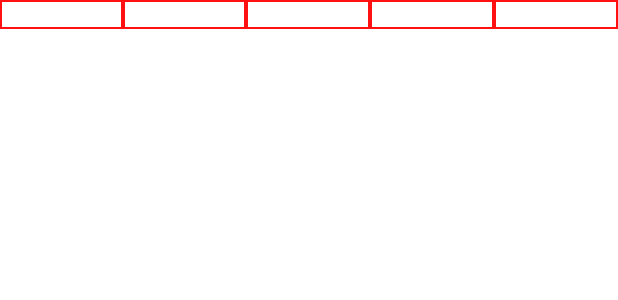
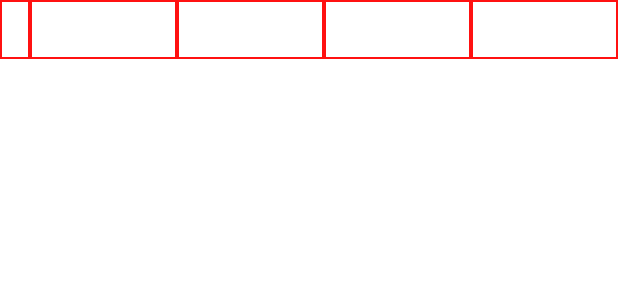
Before and after one commit to gentrimcanolli/BankCalculator, an Android app: the layout items_layout.xml on its own in the app's theme, with its tools: preview values and no code run, on a phone screen of 412 x 824 dp. Shown: the top 300 px of the screen. Run offline under Robolectric (Android 15) with nearby library versions, the phone set to English and light mode, and no system bars.

Commit message:
modify items_layout.xml

```diff
--- a/app/src/main/res/layout/items_layout.xml
+++ b/app/src/main/res/layout/items_layout.xml
@@ -4,62 +4,121 @@
     android:layout_width="match_parent"
     android:layout_height="match_parent">
 
+<!--    <TableLayout-->
+<!--        android:layout_width="match_parent"-->
+<!--        android:layout_height="wrap_content"-->
+<!--        app:layout_constraintEnd_toEndOf="parent"-->
+<!--        app:layout_constraintStart_toStartOf="parent"-->
+<!--        app:layout_constraintTop_toTopOf="parent">-->
+
+<!--        <TableRow>-->
+
+<!--            <TextView-->
+<!--                android:id="@+id/id_tv"-->
+<!--                android:layout_column="0"-->
+<!--                android:layout_weight="1"-->
+<!--                android:background="@drawable/table_borders"-->
+<!--                android:gravity="center"-->
+<!--                android:textAlignment="center" />-->
+
+
+<!--            <TextView-->
+<!--                android:id="@+id/payment_amount_tv"-->
+<!--                android:layout_column="1"-->
+<!--                android:layout_weight="1"-->
+<!--                android:background="@drawable/table_borders"-->
+<!--                android:gravity="center"-->
+<!--                android:textAlignment="center" />-->
+
+
+<!--            <TextView-->
+<!--                android:id="@+id/principal_amount_tv"-->
+<!--                android:layout_column="2"-->
+<!--                android:layout_weight="1"-->
+<!--                android:background="@drawable/table_borders"-->
+<!--                android:gravity="center"-->
+
+<!--                android:textAlignment="center" />-->
+
+
+<!--            <TextView-->
+<!--                android:id="@+id/interest_amount_tv"-->
+<!--                android:layout_column="3"-->
+<!--                android:layout_weight="1"-->
+<!--                android:background="@drawable/table_borders"-->
+<!--                android:gravity="center"-->
+
+<!--                android:textAlignment="center" />-->
+
+<!--            <TextView-->
+<!--                android:id="@+id/balance_owned_tv"-->
+<!--                android:layout_column="4"-->
+<!--                android:layout_weight="1"-->
+<!--                android:background="@drawable/table_borders"-->
+<!--                android:gravity="center"-->
+
+<!--                android:textAlignment="center" />-->
+
+<!--        </TableRow>-->
+<!--    </TableLayout>-->
+
     <TableLayout
+        app:layout_constraintTop_toTopOf="parent"
+        android:id="@+id/table_layout"
         android:layout_width="match_parent"
         android:layout_height="wrap_content"
         app:layout_constraintEnd_toEndOf="parent"
         app:layout_constraintStart_toStartOf="parent"
-        app:layout_constraintTop_toTopOf="parent">
+        >
 
-        <TableRow>
+        <TableRow android:background="@drawable/table_borders">
 
             <TextView
                 android:id="@+id/id_tv"
+                android:layout_height="match_parent"
+                android:background="@drawable/table_borders"
+                android:gravity="center"
+                android:padding="10dp"
                 android:layout_column="0"
+                android:textStyle="bold" />
+
+            <TextView
+                android:id="@+id/payment_amount_tv"
                 android:layout_weight="1"
                 android:background="@drawable/table_borders"
                 android:gravity="center"
-                android:textAlignment="center" />
-
+                android:padding="10dp"
+                android:layout_column="1"
+                android:textStyle="bold" />
 
             <TextView
-                android:id="@+id/payment_amount_tv"
-                android:layout_column="1"
+                android:id="@+id/principal_amount_tv"
                 android:layout_weight="1"
                 android:background="@drawable/table_borders"
                 android:gravity="center"
-                android:textAlignment="center" />
-
+                android:padding="10dp"
+                android:layout_column="2"
+                android:textStyle="bold" />
 
             <TextView
-                android:id="@+id/principal_amount_tv"
-                android:layout_column="2"
+                android:id="@+id/interest_amount_tv"
                 android:layout_weight="1"
                 android:background="@drawable/table_borders"
                 android:gravity="center"
-
-                android:textAlignment="center" />
-
+                android:padding="10dp"
+                android:layout_column="3"
+                android:textStyle="bold" />
 
             <TextView
-                android:id="@+id/interest_amount_tv"
-                android:layout_column="3"
+                android:id="@+id/balance_owned_tv"
                 android:layout_weight="1"
                 android:background="@drawable/table_borders"
                 android:gravity="center"
+                android:padding="10dp"
+                android:layout_column="4"
+                android:textStyle="bold" />
+        </TableRow>
 
-                android:textAlignment="center" />
-
-            <TextView
-                android:id="@+id/balance_owned_tv"
-                android:layout_column="4"
-                android:layout_weight="1"
-                android:background="@drawable/table_borders"
-                android:gravity="center"
-
-                android:textAlignment="center" />
-
-        </TableRow>
     </TableLayout>
 
 </androidx.constraintlayout.widget.ConstraintLayout>
```
